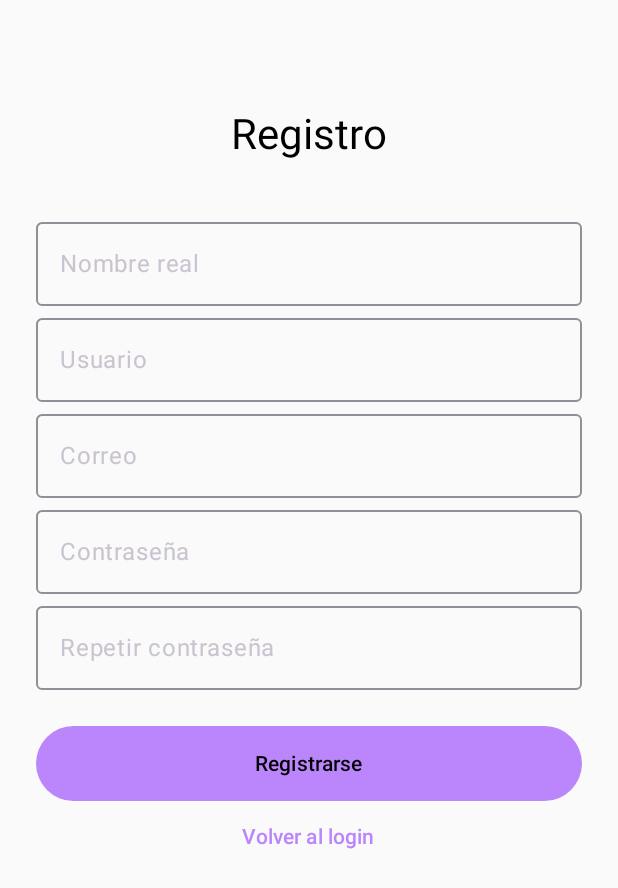
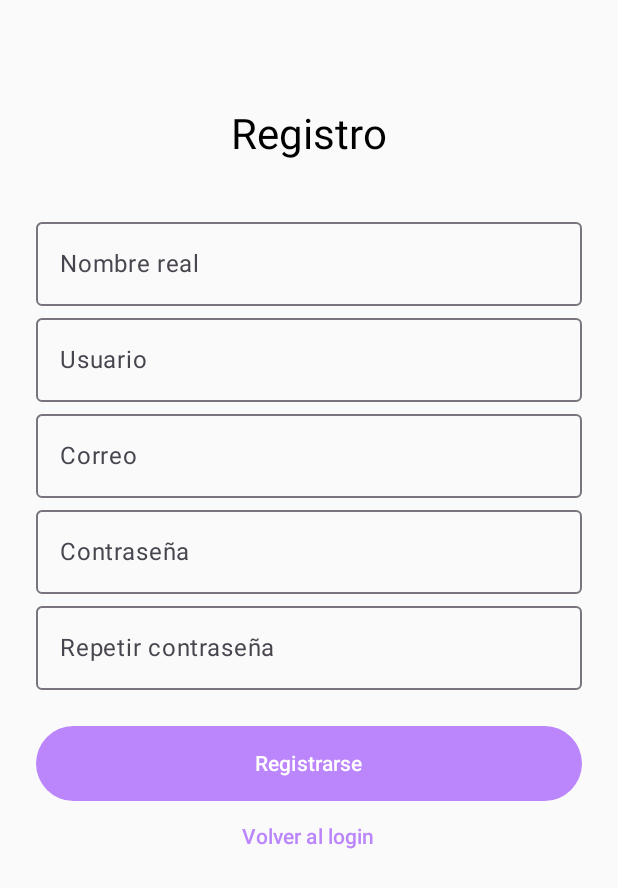
Before and after one commit to val1-boop/Integradora_App, an Android app built with Jetpack Compose: the screen it shows after launch (MainActivity), after a tap on "¿No tienes cuenta? Regístrate", on a phone screen of 412 x 824 dp. Shown: the top 888 px of the screen. Run offline under Robolectric (Android 15) with nearby library versions, the phone set to English and light mode, and no system bars; pictures from the network do not load.

Commit message:
texto visible para login y register

```diff
--- a/app/src/main/java/com/ejercicio/my_application_social/data/api/NetworkModule.kt
+++ b/app/src/main/java/com/ejercicio/my_application_social/data/api/NetworkModule.kt
@@ -9,7 +9,7 @@ import java.util.concurrent.TimeUnit
 // IMPORTANTE:
 // - Para el Emulador de Android Studio (AVD): usa 10.0.2.2
 // - Para un Dispositivo Android Físico: usa tu IP local (ej: 192.168.1.5)
-private const val BASE_URL = "http://100.0.0.0:5000/"//cambiar direccion de acuerdo a la red en la que se encuentra
+private const val BASE_URL = "http://192.168.100.87:5000/"//cambiar direccion de acuerdo a la red en la que se encuentra
 
 /**
  * Objeto Kotlin que inicializa Retrofit y el ApiService.
--- a/app/src/main/java/com/ejercicio/my_application_social/ui/screens/LoginScreen.kt
+++ b/app/src/main/java/com/ejercicio/my_application_social/ui/screens/LoginScreen.kt
@@ -1,10 +1,12 @@
 package com.ejercicio.my_application_social.ui.screens
 
+import androidx.compose.foundation.background
 import androidx.compose.foundation.layout.*
 import androidx.compose.material3.*
 import androidx.compose.runtime.*
 import androidx.compose.ui.Alignment
 import androidx.compose.ui.Modifier
+import androidx.compose.ui.graphics.Color
 import androidx.compose.ui.tooling.preview.Preview
 import androidx.compose.ui.unit.dp
 import androidx.compose.ui.unit.sp
@@ -28,6 +30,7 @@ fun LoginScreen(nav: NavController, viewModel: AuthViewModel) {
         }
     }
 
+    PhotoFeedTheme (useDarkTheme = false) {
         // Llamamos al contenido visual pasando los datos y eventos
         LoginContent(
             isLoading = state is AuthState.Loading,
@@ -35,6 +38,7 @@ fun LoginScreen(nav: NavController, viewModel: AuthViewModel) {
             onLoginClick = { email, pass -> viewModel.login(email, pass) },
             onRegisterClick = { nav.navigate("register") }
         )
+    }
 }
 
 // 2. Composable Visual (Sin ViewModel, solo UI)
@@ -94,7 +98,7 @@ fun LoginContent(
 @Preview(showBackground = true)
 @Composable
 fun LoginPreview() {
-    PhotoFeedTheme {
+    PhotoFeedTheme(useDarkTheme = false) {
         LoginContent(
             isLoading = false,
             errorMsg = null,
--- a/app/src/main/java/com/ejercicio/my_application_social/ui/screens/RegisterScreen.kt
+++ b/app/src/main/java/com/ejercicio/my_application_social/ui/screens/RegisterScreen.kt
@@ -27,6 +27,7 @@ fun RegisterScreen(nav: NavController, viewModel: AuthViewModel) {
         }
     }
 
+    PhotoFeedTheme (useDarkTheme = false) {
         RegisterContent(
             isLoading = state is AuthState.Loading,
             errorMsg = (state as? AuthState.Error)?.msg,
@@ -35,6 +36,7 @@ fun RegisterScreen(nav: NavController, viewModel: AuthViewModel) {
             },
             onBackClick = { nav.popBackStack() }
         )
+    }
 }
 
 // Stateless
@@ -90,7 +92,7 @@ fun RegisterContent(
 @Preview(showBackground = true)
 @Composable
 fun RegisterPreview() {
-    PhotoFeedTheme {
+    PhotoFeedTheme(useDarkTheme = false) {
         RegisterContent(isLoading = false, errorMsg = null, onRegisterClick = {_,_,_,_ ->}, onBackClick = {})
     }
 }
--- a/app/src/main/java/com/ejercicio/my_application_social/ui/theme/Theme.kt
+++ b/app/src/main/java/com/ejercicio/my_application_social/ui/theme/Theme.kt
@@ -3,6 +3,7 @@ package com.ejercicio.my_application_social.ui.theme
 import androidx.compose.foundation.isSystemInDarkTheme
 import androidx.compose.material3.MaterialTheme
 import androidx.compose.material3.darkColorScheme
+import androidx.compose.material3.lightColorScheme
 import androidx.compose.runtime.Composable
 import androidx.compose.ui.graphics.Color
 
@@ -30,14 +31,33 @@ private val DarkColorScheme = darkColorScheme(
     onSurface = OnSurface
 )
 
+// --- AÑADIR: Colores para el tema Claro ---
+// Estos colores se usarán en Login/Register
+private val LightColorScheme = lightColorScheme(
+    primary = Primary, // Puedes usar el mismo morado como primario
+    secondary = Secondary,
+    tertiary = Pink80,
+    background = Color.White, // Fondo blanco
+    surface = Color.White,    // Superficie blanca
+    onPrimary = Color.White,
+    onSecondary = Color.Black,
+    onTertiary = Color.Black,
+    onBackground = Color.Black, // ¡Importante! Texto sobre fondo será negro
+    onSurface = Color.Black     // ¡Importante! Texto sobre superficie será negro
+)
 @Composable
 fun PhotoFeedTheme(
-    darkTheme: Boolean = isSystemInDarkTheme(),
+    useDarkTheme: Boolean = isSystemInDarkTheme(),
     content: @Composable () -> Unit
 ) {
+    val colorScheme = if(useDarkTheme){
+        DarkColorScheme
+    }else{
+        LightColorScheme
+    }
     // Forzamos Dark Theme por diseño
     MaterialTheme(
-        colorScheme = DarkColorScheme,
+        colorScheme = colorScheme,
         content = content
     )
 }
```
Lines whose indentation alone changed are shown as unchanged.
